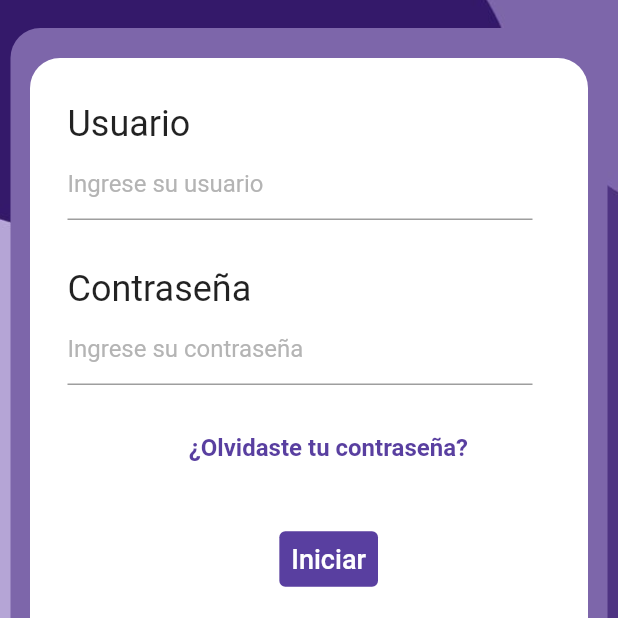
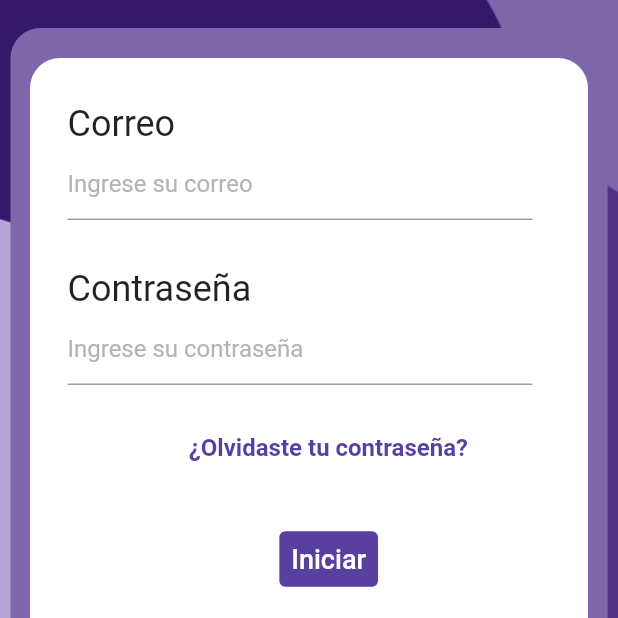
Before and after one commit to eduard165/MiFEI, a Flutter app: the screen it shows after launch, after a tap on "Registrarse", on a phone screen of 412 x 824 dp, the part 422-1040 px from its top. Run offline on Flutter 3.47's test engine with Material 2 defaults, Android fonts, the phone set to English and light mode, and no system bars; our stand-ins replace carousel_slider, firebase_core; accounts and stored records are empty; Roboto replaces fonts that are missing (Poppins, Poppins-Medium).

Commit message:
campos_modificados

```diff
--- a/mifei/lib/layers/LoginLayer.dart
+++ b/mifei/lib/layers/LoginLayer.dart
@@ -6,6 +6,7 @@ import 'package:mifei/principal.dart';
 
 
 class LoginLayer extends StatelessWidget {
+
   @override
   Widget build(BuildContext context) {
 
@@ -20,7 +21,7 @@ class LoginLayer extends StatelessWidget {
             left: 45,
             top: 30,
             child: Text(
-              'Usuario',
+              'Correo',
               style: TextStyle(
                   fontFamily: 'Poppins-Medium',
                   fontSize: 24,
@@ -35,7 +36,7 @@ class LoginLayer extends StatelessWidget {
                 child: TextField(
                   decoration: InputDecoration(
                     border: UnderlineInputBorder(),
-                    hintText: 'Ingrese su usuario',
+                    hintText: 'Ingrese su correo',
                     hintStyle: TextStyle(color: hintText),
                   ),
                 ),
--- a/mifei/lib/layers/registroLayer.dart
+++ b/mifei/lib/layers/registroLayer.dart
@@ -7,17 +7,18 @@ import 'package:mifei/pantallas/IniciarSesion.dart';
 class RegistroLayer extends StatelessWidget {
   @override
   Widget build(BuildContext context) {
+    // controladores de los inputs
+
     return Container(
       height: 584,
       width: MediaQuery.of(context).size.width,
       child: Stack(
         children: <Widget>[
-          // ignore: prefer_const_constructors
           Positioned(
             left: 45,
-            top: 0,
+            top: 30,
             child: Text(
-              'Usuario',
+              'Correo',
               style: TextStyle(
                   fontFamily: 'Poppins-Medium',
                   fontSize: 24,
@@ -26,20 +27,21 @@ class RegistroLayer extends StatelessWidget {
           ),
           Positioned(
               left: 45,
-              top: 30,
+              top: 60,
               child: Container(
                 width: 310,
                 child: TextField(
                   decoration: InputDecoration(
                     border: UnderlineInputBorder(),
-                    hintText: 'Ingrese su usuario',
+                    hintText: 'Ingrese su correo',
                     hintStyle: TextStyle(color: hintText),
                   ),
                 ),
               )),
+
           Positioned(
             left: 45,
-            top: 100,
+            top: 140,
             child: Text(
               'Contraseña',
               style: TextStyle(
@@ -50,7 +52,7 @@ class RegistroLayer extends StatelessWidget {
           ),
           Positioned(
               left: 45,
-              top: 130,
+              top: 170,
               child: Container(
                 width: 310,
                 child: TextField(
@@ -61,34 +63,9 @@ class RegistroLayer extends StatelessWidget {
                   ),
                 ),
               )),
-
-          Positioned(
-            left: 45,
-            top: 200,
-            child: Text(
-              'Correo',
-              style: TextStyle(
-                  fontFamily: 'Poppins-Medium',
-                  fontSize: 24,
-                  fontWeight: FontWeight.w400),
-            ),
-          ),
-          Positioned(
-              left: 45,
-              top: 230,
-              child: Container(
-                width: 310,
-                child: TextField(
-                  decoration: InputDecoration(
-                    border: UnderlineInputBorder(),
-                    hintText: 'Ingrese su correo',
-                    hintStyle: TextStyle(color: hintText),
-                  ),
-                ),
-              )),
           Positioned(
             right: 140,
-            top: 320,
+            top: 310,
             child: TextButton(
               onPressed: () {
                 Navigator.push(
@@ -132,7 +109,7 @@ class RegistroLayer extends StatelessWidget {
             ),
           ),
           Positioned(
-              top: 432,
+              top: 420,
               left: 50,
               child: Container(
                 height: 0.5,
--- a/mifei/lib/main.dart
+++ b/mifei/lib/main.dart
@@ -1,7 +1,10 @@
 import 'package:flutter/material.dart';
 import 'package:mifei/pantallas/Registro.dart';
+import 'package:firebase_core/firebase_core.dart';
 
-void main() {
+void main() async {
+  WidgetsFlutterBinding.ensureInitialized();
+  await Firebase.initializeApp();
   runApp(MaterialApp(
     theme: ThemeData(
       fontFamily: 'Poppins',
--- a/mifei/lib/pantallas/Registro.dart
+++ b/mifei/lib/pantallas/Registro.dart
@@ -30,10 +30,8 @@ class Registro extends StatelessWidget {
                         color: Colors.white),
                   ),
                 )),
-            Positioned(
-                top: 285, right: 7, left: 7, bottom: 35, child: LayoutUno()),
-            Positioned(
-                top: 300, right: 20, left: 20, bottom: 50, child: LayoutDos()),
+            Positioned(top: 300, right: 7, left: 7, bottom: 35, child: LayoutUno()),
+            Positioned(top: 320, right: 20, left: 20, bottom: 48, child: LayoutDos()),
             Positioned(top: 320, right: 0, bottom: 48, child: RegistroLayer()),
           ],
         ),
--- a/mifei/pubspec.yaml
+++ b/mifei/pubspec.yaml
@@ -35,6 +35,8 @@ dependencies:
   # Use with the CupertinoIcons class for iOS style icons.
   cupertino_icons: ^1.0.2
   carousel_slider: ^4.1.1
+  firebase_core:
+  firebase_auth:
 
 dev_dependencies:
   flutter_test:
```
Also changed, not shown: mifei/pubspec.lock, 4 other files.
